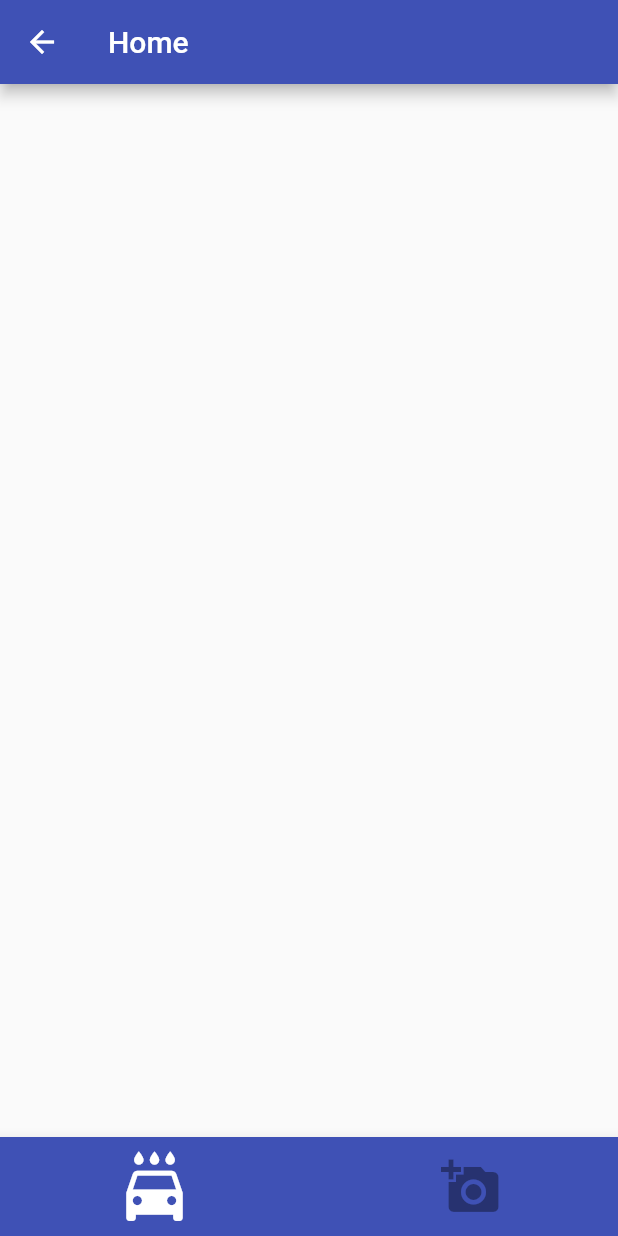
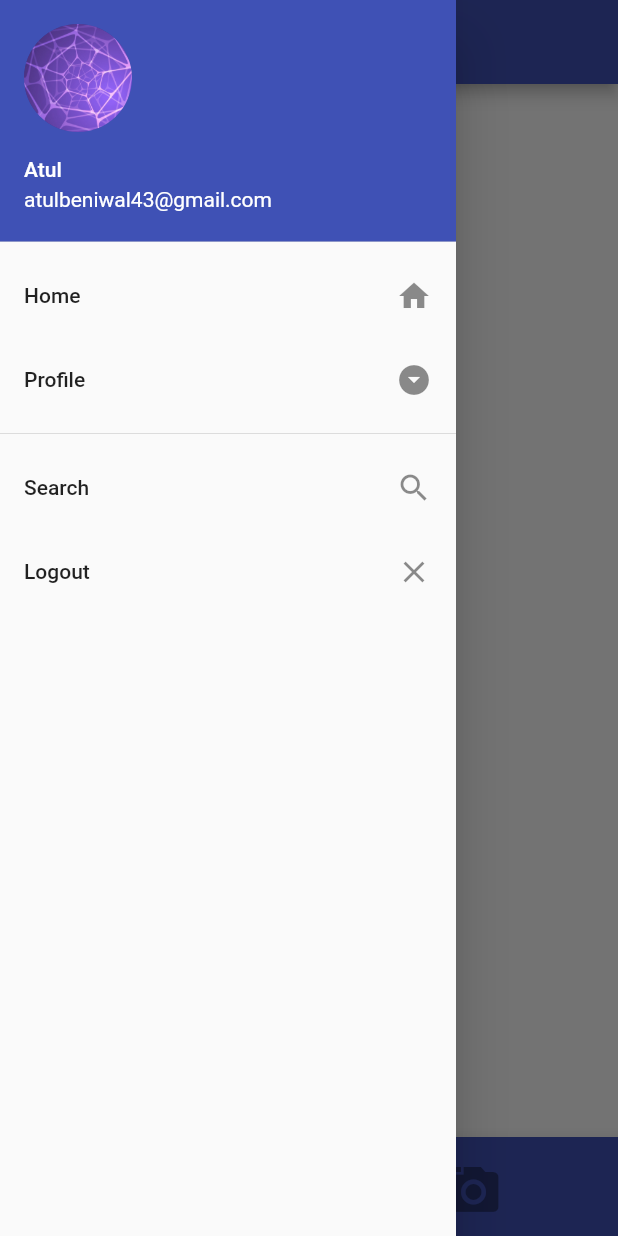
Before and after one commit to Pritom-Chaki/blog_app, a Flutter app: the HomePage screen opened directly, with the side drawer open (before the commit the screen has no drawer), on a phone screen of 412 x 824 dp. Run offline on Flutter 3.47's test engine with Material 2 defaults, Android fonts, the phone set to English and light mode, and no system bars; our stand-ins replace firebase_auth; accounts and stored records are empty; statements that could not run were skipped.

Commit message:
DialogBox and Drawer added

```diff
--- a/lib/HomePage.dart
+++ b/lib/HomePage.dart
@@ -1,5 +1,6 @@
 import 'package:flutter/material.dart';
 import 'Authentication.dart';
+import 'NavDrawer.dart';
 
 class HomePage extends StatefulWidget {
 
@@ -41,6 +42,7 @@ class _HomePageState extends State<HomePage> {
       appBar: new AppBar(
         title: new Text("Home"),
       ),
+      drawer: NavDrawer(),
       body: new Container(),
       bottomNavigationBar: new BottomAppBar(
           color: Colors.indigo,
--- /dev/null
+++ b/lib/NavDrawer.dart
@@ -0,0 +1,51 @@
+import 'package:flutter/material.dart';
+import 'HomePage.dart';
+import 'Authentication.dart';
+
+class NavDrawer extends StatelessWidget {
+  //Method
+  HomePage homePageOBJ = new HomePage();
+
+  //Design
+  @override
+  Widget build(BuildContext context) {
+    return  Drawer(
+      child: new ListView(
+          children: <Widget>[
+            new UserAccountsDrawerHeader(
+              accountName: new Text("Atul"),
+              accountEmail: new Text("atulbeniwal43@gmail.com"),
+              currentAccountPicture: new CircleAvatar(
+                backgroundImage: AssetImage("images/abstract.jpg"),
+              ),
+            ),
+            new ListTile(
+              title: new Text("Home"),
+              trailing: new Icon(Icons.home),
+              onTap: () {
+              },
+            ),
+            new ListTile(
+              title: new Text("Profile"),
+              trailing: new Icon(Icons.arrow_drop_down_circle),
+              onTap: () {
+              },
+            ),
+            new Divider(),
+            new ListTile(
+              title: new Text("Search"),
+              trailing: new Icon(Icons.search),
+            ),
+            new ListTile(
+              title: new Text("Logout"),
+              trailing: new Icon(Icons.close),
+              onTap: ()
+              {
+
+              }
+            ),
+          ],
+        ),
+    );
+  }
+}
--- a/pubspec.yaml
+++ b/pubspec.yaml
@@ -42,6 +42,7 @@ flutter:
   # To add assets to your application, add an assets section, like this:
   assets:
   - images/blog_logo.jpg
+  - images/abstract.jpg
   #  - images/a_dot_ham.jpeg
   # An image asset can refer to one or more resolution-specific "variants", see
   # https://flutter.dev/assets-and-images/#resolution-aware.
```
Also changed, not shown: lib/Authentication.dart (+6 -6 lines), lib/DialogBox.dart (added, +37 -0 lines), lib/LoginRegisterPage.dart (+7 -1 lines), images/abstract.jpg (added).
